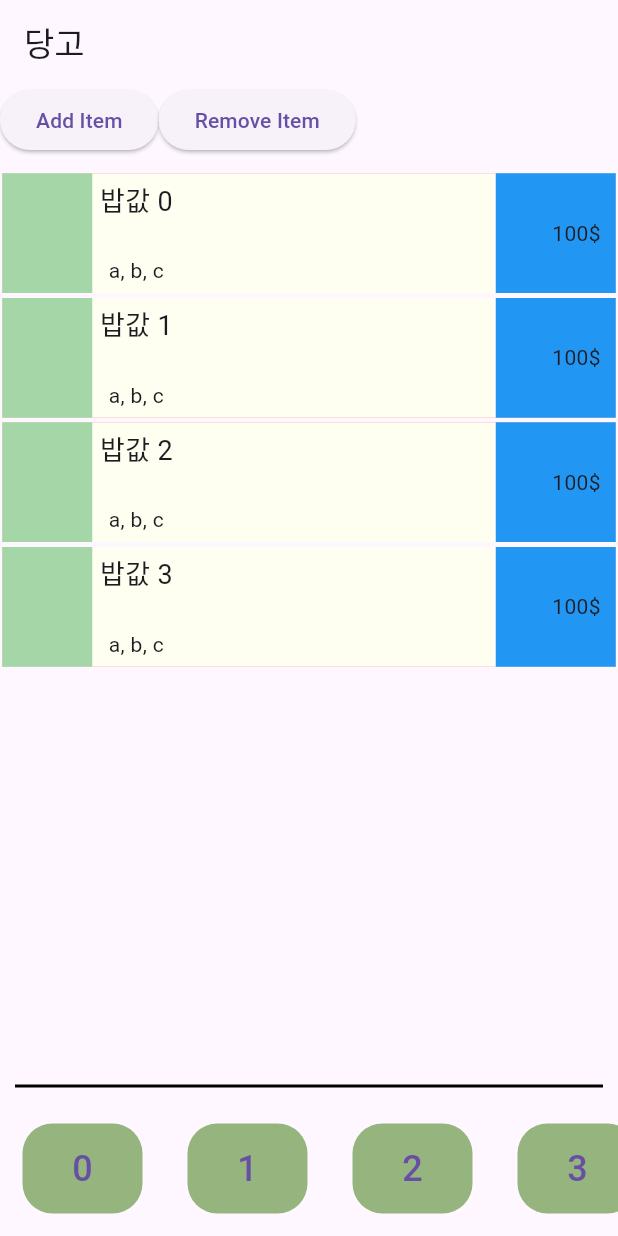
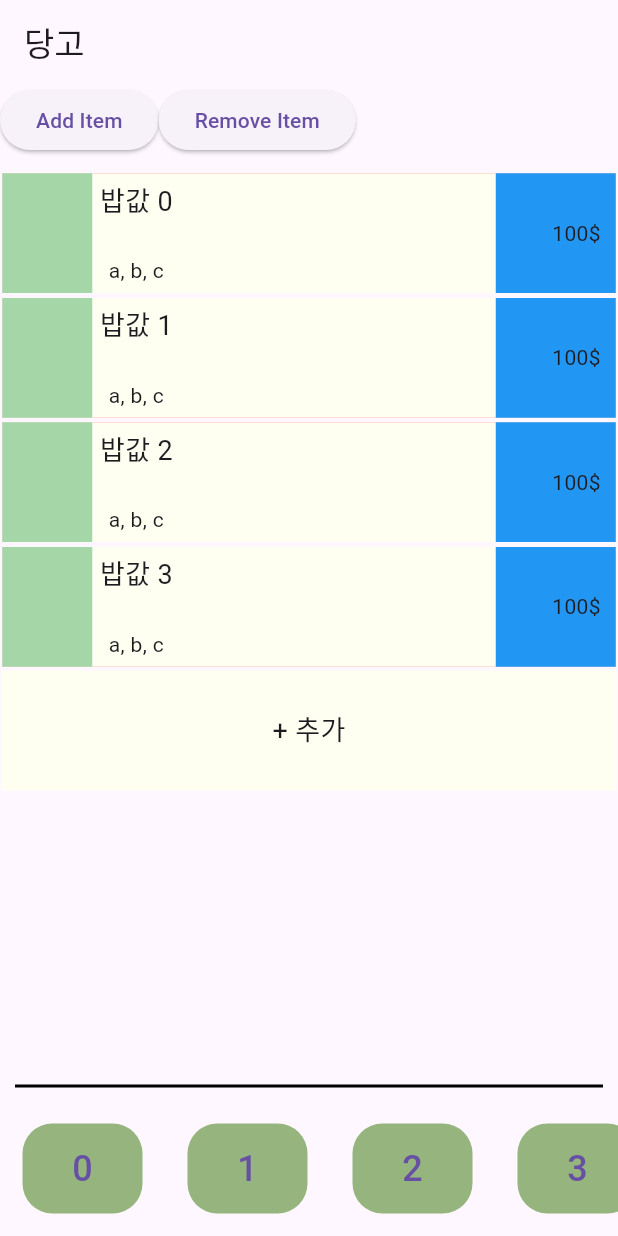
Before and after one commit to TEAM-LEG3ND/dango, a Flutter app: the screen it shows after launch, after a tap on "Remove Item", on a phone screen of 412 x 824 dp. Run offline on Flutter 3.47's test engine with Material 3 defaults, Android fonts, the phone set to English and light mode, and no system bars; our stand-ins replace realm; generated files the repository leaves out were written again.

Commit message:
feat: 더하기 위젯 더미 추가

```diff
--- a/lib/views/expense_view.dart
+++ b/lib/views/expense_view.dart
@@ -1,3 +1,5 @@
+import 'package:dango/views/widgets/add_expense_item.dart';
+import 'package:dango/views/widgets/add_member_item.dart';
 import 'package:dango/views/widgets/expense_item.dart';
 import 'package:dango/views/widgets/member_item.dart';
 import 'package:flutter/material.dart';
@@ -32,7 +34,9 @@ class _ExpenseViewState extends State<ExpenseView> {
             ElevatedButton(
               onPressed: () {
                 setState(() {
-                  itemCount -= 1;
+                  if (itemCount > 0) {
+                    itemCount -= 1;
+                  }
                 });
               },
               child: const Text('Remove Item'),
@@ -49,7 +53,7 @@ class _ExpenseViewState extends State<ExpenseView> {
                 return ExpenseItem(
                   description: index.toString(),
                 );
-              }),
+              })..add(const AddExpenseItem()),
             ),
           ),
         ),
@@ -70,7 +74,7 @@ class _ExpenseViewState extends State<ExpenseView> {
                   return MemberItem(
                     name: index.toString(),
                   );
-                }),
+                })..add(const AddMemberItem()),
               ),
             )),
           ],
--- /dev/null
+++ b/lib/views/widgets/add_expense_item.dart
@@ -0,0 +1,33 @@
+import 'package:flutter/cupertino.dart';
+
+class AddExpenseItem extends StatelessWidget {
+  const AddExpenseItem({super.key});
+
+  @override
+  Widget build(BuildContext context) {
+    return GestureDetector(
+      onTap: () => {},
+      child: Container(
+        padding: const EdgeInsets.all(1.0),
+        child: Row(
+          children: [
+            Expanded(
+              child: Container(
+                padding: const EdgeInsets.all(5.0),
+                alignment: Alignment.center,
+                color: const Color(0xffFFFFF1),
+                height: 80,
+                child: const Text(
+                  '+ 추가',
+                  style: TextStyle(
+                    fontSize: 18,
+                  ),
+                ),
+              ),
+            ),
+          ],
+        ),
+      ),
+    );
+  }
+}
--- /dev/null
+++ b/lib/views/widgets/add_member_item.dart
@@ -0,0 +1,38 @@
+import 'package:flutter/material.dart';
+
+class AddMemberItem extends StatelessWidget {
+  const AddMemberItem({super.key});
+
+  @override
+  Widget build(BuildContext context) {
+    return Padding(
+      padding: const EdgeInsets.all(15.0),
+      child: SizedBox(
+        width: 80,
+        height: 60,
+        child: ElevatedButton(
+          // todo 선택 시 멤버 추가
+          onPressed: () => {},
+          style: ElevatedButton.styleFrom(
+            shape: RoundedRectangleBorder(
+              borderRadius: BorderRadius.circular(20),
+            ),
+            backgroundColor: const Color(0xff95B47E),
+            elevation: 0,
+            shadowColor: Colors.transparent,
+          ),
+          child: const FittedBox(
+            fit: BoxFit.scaleDown,
+            child: Text(
+              '+',
+              style: TextStyle(
+                fontSize: 24,
+              ),
+              softWrap: false,
+            ),
+          ),
+        ),
+      ),
+    );
+  }
+}
```
